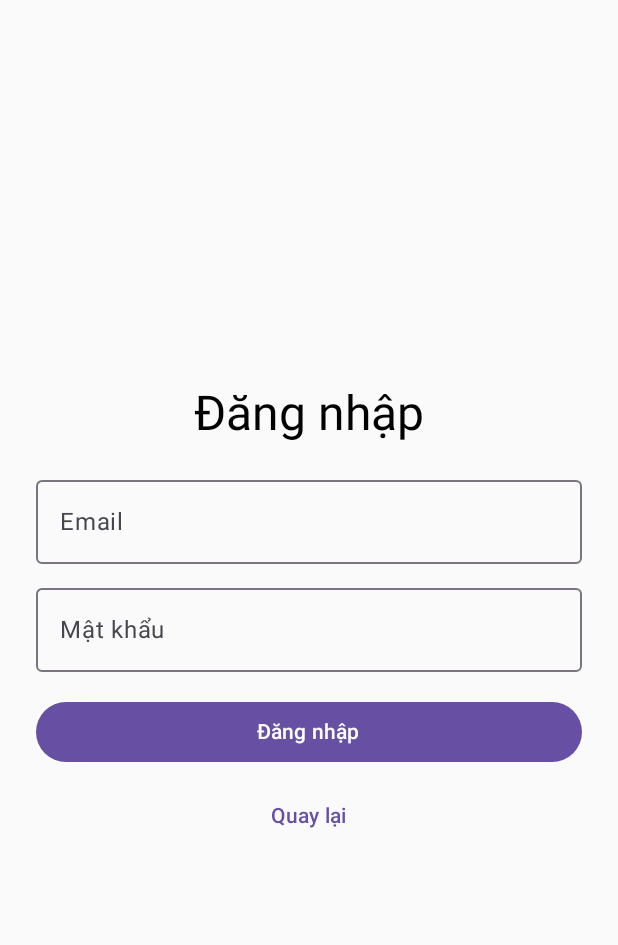
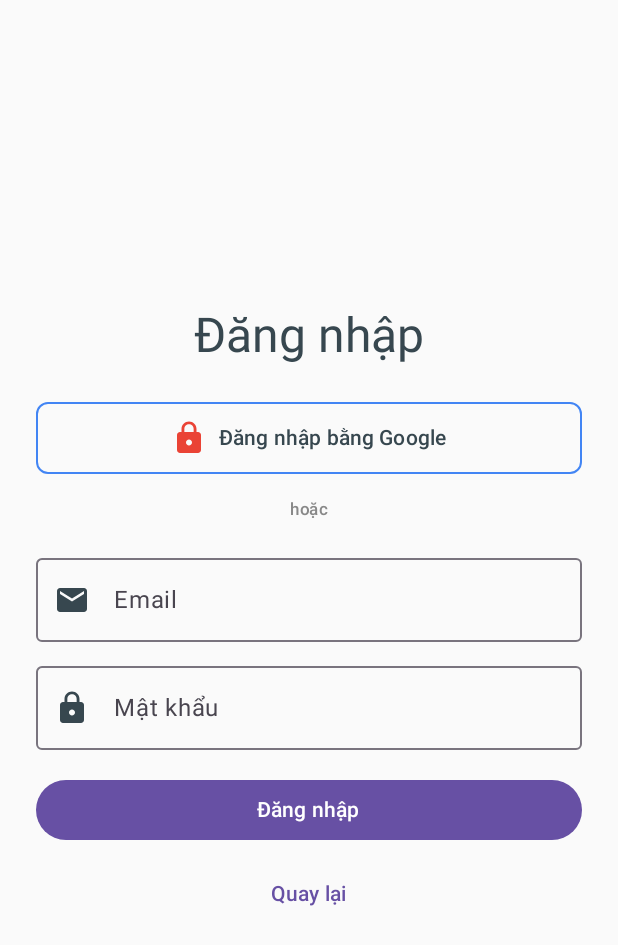
Before and after one commit to NguyenVanHung2004/2526I_INT3120_1_GROUP_3, an Android app built with Jetpack Compose: the screen it shows after launch (MainActivity), after a tap on "Đăng nhập", on a phone screen of 412 x 824 dp. Shown: the top 945 px of the screen. Run offline under Robolectric (Android 15) with nearby library versions, the phone set to English and light mode, and no system bars; our stand-ins replace Firebase (no records; nobody signed in at launch, a user with empty details on screens opened directly).

```diff
--- a/app/build.gradle.kts
+++ b/app/build.gradle.kts
@@ -5,6 +5,7 @@ plugins {
     id("com.google.gms.google-services")
 }
 
+val getLocalProperty = rootProject.extensions.extraProperties.get("getLocalProperty") as (String, String) -> String
 android {
     namespace = "com.example.aijournalingapp"
     compileSdk = 36
@@ -17,6 +18,7 @@ android {
         versionName = "1.0"
 
         testInstrumentationRunner = "androidx.test.runner.AndroidJUnitRunner"
+        buildConfigField("String", "GEMINI_API_KEY", getLocalProperty("GEMINI_API_KEY", ""))
     }
 
     buildTypes {
@@ -37,6 +39,7 @@ android {
     }
     buildFeatures {
         compose = true
+        buildConfig = true
     }
 }
 
--- a/app/src/main/java/com/example/aijournalingapp/ui/auth/AuthScreen.kt
+++ b/app/src/main/java/com/example/aijournalingapp/ui/auth/AuthScreen.kt
@@ -7,36 +7,41 @@ import androidx.compose.runtime.*
 import androidx.compose.ui.Alignment
 import androidx.compose.ui.Modifier
 import androidx.compose.ui.text.input.PasswordVisualTransformation
-import androidx.compose.ui.tooling.preview.Preview
 import androidx.compose.ui.unit.dp
-import android.content.res.Configuration
 import androidx.activity.compose.rememberLauncherForActivityResult
 import androidx.activity.result.contract.ActivityResultContracts
-import androidx.compose.foundation.background
-import androidx.compose.foundation.layout.Arrangement
-import androidx.compose.material3.MaterialTheme
-import androidx.compose.material3.Surface
-import androidx.compose.runtime.Composable
+import androidx.compose.foundation.BorderStroke
+import androidx.compose.foundation.shape.RoundedCornerShape
 import androidx.compose.ui.graphics.Color
 import androidx.compose.ui.platform.LocalContext
 import androidx.lifecycle.viewmodel.compose.viewModel
 import androidx.navigation.NavController
-import com.example.aijournalingapp.ui.theme.AIJournalingAppTheme
 import com.google.android.gms.auth.api.signin.GoogleSignIn
 import com.google.android.gms.auth.api.signin.GoogleSignInOptions
 import com.google.android.gms.common.api.ApiException
+import androidx.compose.material.icons.Icons
+import androidx.compose.material.icons.filled.Email
+import androidx.compose.material.icons.filled.Lock
+import androidx.compose.ui.draw.clip
+import android.util.Log
+import com.google.android.gms.auth.api.signin.GoogleSignInStatusCodes
 
-private val BgColor = Color(0xFFF9F7F2)
+
+private const val FIREBASE_WEB_CLIENT_ID = "851826122530-o09b1qpor2ekl1ri90htlq3bpa1a8p70.apps.googleusercontent.com"
+// Màu cho Google button
+private val GoogleRed = Color(0xFFEA4335)
+private val GoogleBlue = Color(0xFF4285F4)
+private val TextDark = Color(0xFF37474F)
+
 @Composable
 fun WelcomeScreen(navController: NavController) {
-    val context = LocalContext.current
     Column(modifier = Modifier
         .fillMaxSize()
         .padding(24.dp),
         verticalArrangement = Arrangement.Center, horizontalAlignment = Alignment.CenterHorizontally) {
-        Text("SoulLeaf", style = MaterialTheme.typography.headlineLarge)
+        Text("SoulLeaf", style = MaterialTheme.typography.headlineLarge, color = TextDark)
         Spacer(Modifier.height(16.dp))
-        Text("Ghi lại cảm xúc của bạn", style = MaterialTheme.typography.bodyMedium)
+        Text("Ghi lại cảm xúc của bạn", style = MaterialTheme.typography.bodyMedium, color = Color.Gray)
         Spacer(Modifier.height(32.dp))
         Button(onClick = {navController.navigate("login")}, modifier = Modifier
             .fillMaxWidth()
@@ -47,6 +52,7 @@ fun WelcomeScreen(navController: NavController) {
             .height(48.dp)) { Text("Đăng ký") }
     }
 }
+
 @OptIn(ExperimentalMaterial3Api::class)
 @Composable
 fun LoginScreen(
@@ -60,16 +66,20 @@ fun LoginScreen(
     val loading by viewModel.loading.collectAsState()
     val error by viewModel.error.collectAsState()
     val user by viewModel.user.collectAsState()
-    // Cần có WEB_CLIENT_ID của bạn từ Firebase Console -> Authentication -> Sign-in method -> Google -> Web SDK configuration
-// (Thường lưu trong strings.xml hoặc hằng số)
-    val webClientId = "YOUR_WEB_CLIENT_ID.apps.googleusercontent.com" // ví dụ
 
-    val gso = GoogleSignInOptions.Builder(GoogleSignInOptions.DEFAULT_SIGN_IN)
-        .requestIdToken(webClientId) // YÊU CẦU ID TOKEN TỪ SERVER CLIENT ID
-        .requestEmail()
-        .build()
-    val googleSignInClient = GoogleSignIn.getClient(context, gso)
+    // 1. Cấu hình Google Sign-in Options
+    val gso = remember {
+        GoogleSignInOptions.Builder(GoogleSignInOptions.DEFAULT_SIGN_IN)
+            .requestIdToken(FIREBASE_WEB_CLIENT_ID) // QUAN TRỌNG: Dùng Web Client ID
+            .requestEmail()
+            .requestProfile()
+            .build()
+    }
+    val googleSignInClient = remember {
+        GoogleSignIn.getClient(context, gso)
+    }
 
+    // 2. Launcher để nhận kết quả từ Google Sign-in Intent
     val launcher = rememberLauncherForActivityResult(
         contract = ActivityResultContracts.StartActivityForResult()
     ) { result ->
@@ -77,15 +87,27 @@ fun LoginScreen(
             val task = GoogleSignIn.getSignedInAccountFromIntent(result.data)
             try {
                 val account = task.getResult(ApiException::class.java)!!
-                // Gửi ID Token đến ViewModel để đăng nhập Firebase
                 viewModel.signInWithGoogle(account.idToken!!)
             } catch (e: ApiException) {
-                // Xử lý lỗi (ví dụ: hiển thị Toast)
+                // Hiển thị lỗi đăng nhập Google
+                // viewModel.setError("Đăng nhập Google thất bại.") // Cần thêm hàm setError vào ViewModel
+                // Xử lý lỗi đăng nhập Google
+                Log.e("GoogleSignIn", "Đăng nhập Google thất bại, mã trạng thái: ${e.statusCode}")
+
+                // Hiển thị thông báo lỗi đến người dùng thông qua ViewModel
+                // Giả định ViewModel có hàm setError(String) hoặc tương đương
+                val errorMessage = when (e.statusCode) {
+                    // Thêm các mã lỗi phổ biến để cung cấp thông báo cụ thể hơn
+                    GoogleSignInStatusCodes.SIGN_IN_CANCELLED -> "Đăng nhập bị hủy bởi người dùng."
+                    GoogleSignInStatusCodes.NETWORK_ERROR -> "Lỗi mạng hoặc không có kết nối."
+                    // Mặc định cho các lỗi khác
+                    else -> "Đăng nhập Google thất bại (Mã: ${e.statusCode}). Vui lòng thử lại."
+                }
             }
         }
     }
 
-    // When user becomes non-null -> navigate to HOME
+    // Khi user becomes non-null -> navigate to HOME
     LaunchedEffect(user) {
         if (user != null) {
             navController.navigate("home") {
@@ -94,22 +116,41 @@ fun LoginScreen(
         }
     }
 
-    // Optional: clear previous error when typing
-    LaunchedEffect(email, pass) {
-        // you could expose a method to clear error; for now do nothing
-    }
     Column(modifier = Modifier
         .fillMaxSize()
         .padding(24.dp),
         verticalArrangement = Arrangement.Center, horizontalAlignment = Alignment.CenterHorizontally
     ) {
-        Text("Đăng nhập", style = MaterialTheme.typography.headlineLarge)
+        Text("Đăng nhập", style = MaterialTheme.typography.headlineLarge, color = TextDark)
+        Spacer(Modifier.height(24.dp))
+
+        // --- NÚT ĐĂNG NHẬP GOOGLE ---
+        OutlinedButton(
+            onClick = {
+                // Khởi chạy Google Sign-in Intent
+                launcher.launch(googleSignInClient.signInIntent)
+            },
+            modifier = Modifier.fillMaxWidth().height(48.dp),
+            shape = RoundedCornerShape(8.dp),
+            border = BorderStroke(1.dp, GoogleBlue),
+            colors = ButtonDefaults.outlinedButtonColors(contentColor = TextDark)
+        ) {
+            Icon(Icons.Default.Lock, contentDescription = "Google Icon", tint = GoogleRed)
+            Spacer(Modifier.width(8.dp))
+            Text("Đăng nhập bằng Google")
+        }
+
         Spacer(Modifier.height(16.dp))
+        Text("hoặc", style = MaterialTheme.typography.labelSmall, color = Color.Gray)
+        Spacer(Modifier.height(16.dp))
+
+        // --- ĐĂNG NHẬP EMAIL/PASS ---
         OutlinedTextField(
             value = email,
             onValueChange = { email = it },
             label = { Text("Email") },
-            modifier = Modifier.fillMaxWidth()
+            modifier = Modifier.fillMaxWidth(),
+            leadingIcon = { Icon(Icons.Default.Email, contentDescription = null, tint = TextDark) }
         )
         Spacer(Modifier.height(8.dp))
         OutlinedTextField(
@@ -117,7 +158,8 @@ fun LoginScreen(
             onValueChange = { pass = it },
             label = { Text("Mật khẩu") },
             visualTransformation = PasswordVisualTransformation(),
-            modifier = Modifier.fillMaxWidth()
+            modifier = Modifier.fillMaxWidth(),
+            leadingIcon = { Icon(Icons.Default.Lock, contentDescription = null, tint = TextDark) }
         )
         Spacer(Modifier.height(16.dp))
         val err = error
@@ -127,13 +169,12 @@ fun LoginScreen(
         }
         Button(
             onClick = {
-                // call viewModel.login (handles coroutine internally)
                 viewModel.login(email.trim(), pass)
             },
             modifier = Modifier.fillMaxWidth(),
             enabled = !loading
         ) {
-            Text(if (loading) "Đang..." else "Đăng nhập")
+            Text(if (loading) "Đang xử lý..." else "Đăng nhập")
         }
         Spacer(Modifier.height(8.dp))
         TextButton(onClick = { navController.popBackStack() }) {
@@ -148,6 +189,7 @@ fun RegisterScreen(
     navController: NavController,
     viewModel: AuthViewModel = viewModel()
 ) {
+    val context = LocalContext.current
     var name by remember { mutableStateOf("") }
     var email by remember { mutableStateOf("") }
     var pass by remember { mutableStateOf("") }
@@ -156,19 +198,70 @@ fun RegisterScreen(
     val error by viewModel.error.collectAsState()
     val user by viewModel.user.collectAsState()
 
+    // Cấu hình Google Sign-in Options (Tái sử dụng)
+    val gso = remember {
+        GoogleSignInOptions.Builder(GoogleSignInOptions.DEFAULT_SIGN_IN)
+            .requestIdToken(FIREBASE_WEB_CLIENT_ID)
+            .requestEmail()
+            .requestProfile()
+            .build()
+    }
+    val googleSignInClient = remember {
+        GoogleSignIn.getClient(context, gso)
+    }
+
+    // Launcher để nhận kết quả từ Google Sign-in Intent
+    val launcher = rememberLauncherForActivityResult(
+        contract = ActivityResultContracts.StartActivityForResult()
+    ) { result ->
+        if (result.resultCode == Activity.RESULT_OK) {
+            val task = GoogleSignIn.getSignedInAccountFromIntent(result.data)
+            try {
+                val account = task.getResult(ApiException::class.java)!!
+                viewModel.signInWithGoogle(account.idToken!!)
+            } catch (e: ApiException) {
+                // Xử lý lỗi
+            }
+        }
+    }
+
+    // Khi user becomes non-null -> navigate to HOME
     LaunchedEffect(user) {
         if (user != null) {
-            navController.navigate("login") {
+            // Sau khi đăng ký/đăng nhập bằng Google thành công, chuyển thẳng đến Home
+            navController.navigate("home") {
                 popUpTo("welcome") { inclusive = true }
             }
         }
     }
+
     Column(modifier = Modifier
         .fillMaxSize()
         .padding(24.dp),
         verticalArrangement = Arrangement.Center, horizontalAlignment = Alignment.CenterHorizontally) {
-        Text("Đăng ký", style = MaterialTheme.typography.headlineLarge)
+        Text("Đăng ký", style = MaterialTheme.typography.headlineLarge, color = TextDark)
+        Spacer(Modifier.height(24.dp))
+
+        // --- NÚT ĐĂNG KÝ GOOGLE ---
+//        OutlinedButton(
+//            onClick = {
+//                launcher.launch(googleSignInClient.signInIntent)
+//            },
+//            modifier = Modifier.fillMaxWidth().height(48.dp),
+//            shape = RoundedCornerShape(8.dp),
+//            border = BorderStroke(1.dp, GoogleBlue),
+//            colors = ButtonDefaults.outlinedButtonColors(contentColor = TextDark)
+//        ) {
+//            Icon(Icons.Default.Lock, contentDescription = "Google Icon", tint = GoogleRed)
+//            Spacer(Modifier.width(8.dp))
+//            Text("Đăng ký bằng Google")
+//        }
+//
+//        Spacer(Modifier.height(16.dp))
+//        Text("hoặc", style = MaterialTheme.typography.labelSmall, color = Color.Gray)
         Spacer(Modifier.height(16.dp))
+
+        // --- ĐĂNG KÝ EMAIL/PASS ---
         OutlinedTextField(
             value = name,
             onValueChange = { name = it },
@@ -180,7 +273,8 @@ fun RegisterScreen(
             value = email,
             onValueChange = { email = it },
             label = { Text("Email") },
-            modifier = Modifier.fillMaxWidth()
+            modifier = Modifier.fillMaxWidth(),
+            leadingIcon = { Icon(Icons.Default.Email, contentDescription = null, tint = TextDark) }
         )
         Spacer(Modifier.height(8.dp))
         OutlinedTextField(
@@ -188,7 +282,8 @@ fun RegisterScreen(
             onValueChange = { pass = it },
             label = { Text("Mật khẩu") },
             visualTransformation = PasswordVisualTransformation(),
-            modifier = Modifier.fillMaxWidth()
+            modifier = Modifier.fillMaxWidth(),
+            leadingIcon = { Icon(Icons.Default.Lock, contentDescription = null, tint = TextDark) }
         )
         Spacer(Modifier.height(16.dp))
         val err = error
@@ -203,7 +298,7 @@ fun RegisterScreen(
             modifier = Modifier.fillMaxWidth(),
             enabled = !loading
         ) {
-            Text(if (loading) "Đang..." else "Tạo tài khoản")
+            Text(if (loading) "Đang xử lý..." else "Tạo tài khoản")
         }
         Spacer(Modifier.height(8.dp))
         TextButton(onClick = { navController.popBackStack() }) {
--- a/app/src/main/java/com/example/aijournalingapp/ui/entry/EntryViewModel.kt
+++ b/app/src/main/java/com/example/aijournalingapp/ui/entry/EntryViewModel.kt
@@ -11,9 +11,11 @@ import androidx.lifecycle.viewModelScope
 import com.example.aijournalingapp.MyNotificationListenerService
 import com.example.aijournalingapp.data.FirebaseRepository // DÙNG REPOSITORY MỚI
 import com.example.aijournalingapp.model.JournalEntry
+//import com.example.aijournalingapp.BuildConfig // ĐÚNG! Đây là BuildConfig của ứng dụng bạn.
 import com.google.ai.client.generativeai.GenerativeModel
 import kotlinx.coroutines.launch
 import java.util.Calendar
+
 
 class EntryViewModel : ViewModel() {
     var content by mutableStateOf("")
@@ -24,7 +26,7 @@ class EntryViewModel : ViewModel() {
     var isAiMode by mutableStateOf(false)
 
     // 🔑 Key của bạn
-    private val apiKey = "AIzaSyCyDYrMlL7l9E8DnDVM744v6pb-i8CqnXU"
+    private val apiKey = "AIzaSyAgXJyK10aJ0rImvagWPqPVx7Ao33UXBZQ"
 
     private val generativeModel = GenerativeModel(
         modelName = "gemini-2.5-flash",
--- a/app/src/main/java/com/example/aijournalingapp/ui/navigation/AppNavigation.kt
+++ b/app/src/main/java/com/example/aijournalingapp/ui/navigation/AppNavigation.kt
@@ -1,9 +1,18 @@
 package com.example.aijournalingapp.ui.navigation
 
+import androidx.compose.material3.CircularProgressIndicator
+import androidx.compose.foundation.layout.Box
+import androidx.compose.foundation.layout.fillMaxSize
 import androidx.compose.runtime.Composable
+import androidx.compose.runtime.collectAsState
+import androidx.compose.runtime.getValue
+import androidx.compose.ui.Alignment
+import androidx.compose.ui.Modifier
+import androidx.lifecycle.viewmodel.compose.viewModel
 import androidx.navigation.compose.NavHost
 import androidx.navigation.compose.composable
 import androidx.navigation.compose.rememberNavController
+import com.example.aijournalingapp.ui.auth.AuthViewModel
 import com.example.aijournalingapp.ui.auth.LoginScreen
 import com.example.aijournalingapp.ui.auth.RegisterScreen
 import com.example.aijournalingapp.ui.auth.WelcomeScreen
@@ -12,10 +21,22 @@ import com.example.aijournalingapp.ui.home.HomeScreen
 import com.example.aijournalingapp.ui.insight.InsightScreen
 
 @Composable
-fun AppNavigation() {
+fun AppNavigation(authViewModel: AuthViewModel = viewModel()) {
     val navController = rememberNavController()
+    val user by authViewModel.user.collectAsState()
 
-    NavHost(navController = navController, startDestination = "welcome") {
+    // Sử dụng biến để xác định điểm bắt đầu DỰA TRÊN trạng thái Auth
+    val startDestination = if (user != null) "home" else "welcome"
+
+    // [MỚI] Sử dụng một loading screen đơn giản trong khi Firebase Auth đang kiểm tra token
+    if (user == null && authViewModel.loading.collectAsState().value) {
+        Box(modifier = Modifier.fillMaxSize(), contentAlignment = Alignment.Center) {
+            CircularProgressIndicator()
+        }
+        return
+    }
+
+    NavHost(navController = navController, startDestination = startDestination) {
         composable("welcome") {
             WelcomeScreen(navController)
         }
@@ -26,7 +47,8 @@ fun AppNavigation() {
             RegisterScreen(navController)
         }
         composable("home") {
-            HomeScreen(navController)
+            // Đảm bảo không thể quay lại màn hình Auth sau khi đăng nhập
+            HomeScreen(navController, onLogout = { authViewModel.logout() })
         }
         composable("entry") {
             EntryScreen(onNavigateBack = { navController.popBackStack() })
--- a/gradle.properties
+++ b/gradle.properties
@@ -6,7 +6,7 @@
 # http://www.gradle.org/docs/current/userguide/build_environment.html
 # Specifies the JVM arguments used for the daemon process.
 # The setting is particularly useful for tweaking memory settings.
-org.gradle.jvmargs=-Xmx2048m -Dfile.encoding=UTF-8
+org.gradle.jvmargs=-Xmx1024m -Dfile.encoding=UTF-8
 # When configured, Gradle will run in incubating parallel mode.
 # This option should only be used with decoupled projects. For more details, visit
 # https://developer.android.com/r/tools/gradle-multi-project-decoupled-projects
```
Also changed, not shown: app/src/main/java/com/example/aijournalingapp/data/FakeAuthRepo.kt (deleted, +0 -31 lines), app/src/main/java/com/example/aijournalingapp/data/FakeRepository.kt (deleted, +0 -108 lines), app/src/main/java/com/example/aijournalingapp/ui/auth/AuthViewModel.kt (+46 -37 lines), app/src/main/java/com/example/aijournalingapp/ui/home/HomeScreen.kt (+44 -45 lines), app/src/main/java/com/example/aijournalingapp/ui/insight/InsightViewModel.kt (+36 -3 lines), build.gradle.kts (+22 -0 lines), app/src/main/java/com/example/aijournalingapp/ui/entry/EntryScreen.kt (line endings or trailing spaces), settings.gradle.kts (line endings or trailing spaces), 1 other file.
